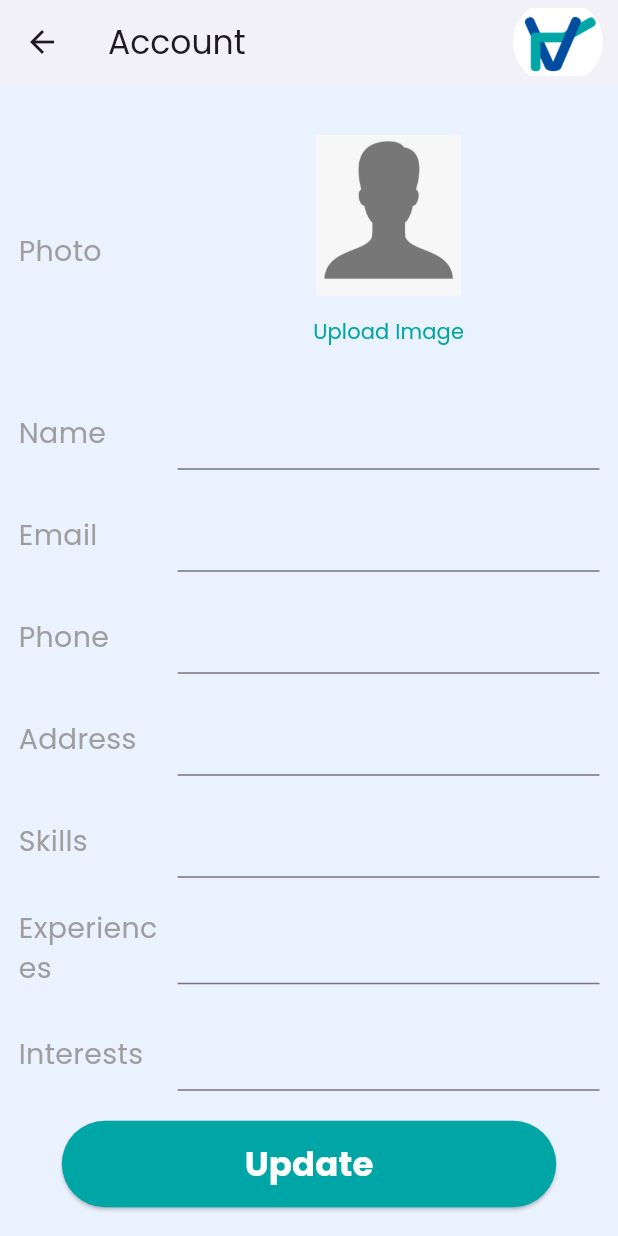
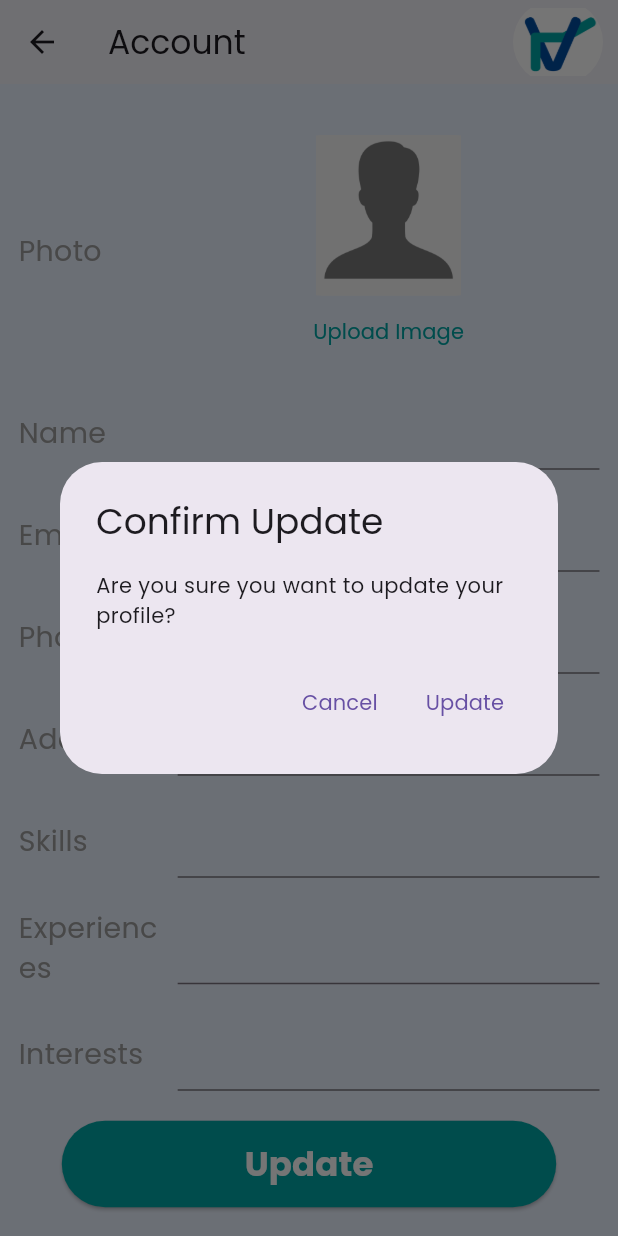
Before and after one commit to Jordanlopez546/VocaMetron-Mobile, a Flutter app: the EditProfileScreen screen opened by its route, scrolled down 61 dp, after a tap on "Update", on a phone screen of 412 x 824 dp. Run offline on Flutter 3.47's test engine with Material 3 defaults, Android fonts, the phone set to English and light mode, and no system bars; our stand-ins replace badges, google_nav_bar, shared_preferences; accounts and stored records are empty.

Commit message:
Worked on the Profile Screen, profile update, and profile delete completely

```diff
--- a/lib/main.dart
+++ b/lib/main.dart
@@ -15,6 +15,7 @@
 import './providers/career.dart';
 import './providers/job.dart';
 import './providers/theme.dart';
+import './providers/profile.dart';
 
 import './widgets/auth_wrapper.dart';
 
@@ -36,7 +37,10 @@
           ChangeNotifierProvider(create: (ctx) => Auth()),
           ChangeNotifierProvider(create: (ctx) => Career()),
           ChangeNotifierProvider(create: (ctx) => Job()),
-          ChangeNotifierProvider(create: (ctx) => VocaTheme())
+          ChangeNotifierProvider(create: (ctx) => VocaTheme()),
+          ChangeNotifierProvider(
+            create: (ctx) => Profile(),
+          )
         ],
         child: Consumer<Auth>(
           builder: (ctx, auth, _) => MaterialApp(
--- a/lib/providers/auth.dart
+++ b/lib/providers/auth.dart
@@ -7,6 +7,7 @@ import 'package:shared_preferences/shared_preferences.dart';
 
 import '../utils/url.dart';
 import '../utils/api_utils.dart';
+import '../providers/profile.dart';
 
 class Auth with ChangeNotifier {
   String? _token, _csrfToken;
@@ -68,7 +69,8 @@ class Auth with ChangeNotifier {
     }
   }
 
-  Future<Response> signIn(String email, String password) async {
+  Future<Response> signIn(
+      String email, String password, Profile profileProvider) async {
     final response =
         await handleApiRequest(() => post(Uri.parse('$apiUrl/app/auth/login'),
             headers: {'Content-Type': 'application/json'},
@@ -86,6 +88,7 @@ class Auth with ChangeNotifier {
       _expiryDate = DateTime.now().add(const Duration(days: 365));
 
       await _saveAuthData();
+      await profileProvider.fetchUserDetails();
 
       notifyListeners();
     }
--- a/lib/providers/career.dart
+++ b/lib/providers/career.dart
@@ -118,4 +118,6 @@ class Career with ChangeNotifier {
   List<Map<String, dynamic>> get careers {
     return [..._careers];
   }
+
+  Future<void> getUserCareers() async {}
 }
--- a/lib/providers/job.dart
+++ b/lib/providers/job.dart
@@ -89,6 +89,8 @@ class Job with ChangeNotifier {
     return [..._jobs];
   }
 
+  Future<void> getUserJobs() async {}
+
   Future<void> launchURL(String url) async {
     try {
       if (await launcher.canLaunchUrl(Uri.parse(url))) {
--- a/lib/screens/login_screen.dart
+++ b/lib/screens/login_screen.dart
@@ -6,6 +6,7 @@ import 'dart:async';
 import './registration_screen.dart';
 import '../widgets/entry_point.dart';
 import '../providers/auth.dart';
+import '../providers/profile.dart';
 
 class LoginScreen extends StatefulWidget {
   static const routeName = '/login-screen';
@@ -80,8 +81,10 @@ class _LoginScreenState extends State<LoginScreen> {
     });
 
     try {
+      final Profile profileProvider =
+          Provider.of<Profile>(context, listen: false);
       final response = await Provider.of<Auth>(context, listen: false)
-          .signIn(email, password);
+          .signIn(email, password, profileProvider);
 
       var message = '';
       var type = '';
--- a/lib/screens/profile_screen.dart
+++ b/lib/screens/profile_screen.dart
@@ -1,7 +1,9 @@
 import 'package:flutter/material.dart';
+import 'package:provider/provider.dart';
 
 import '../widgets/edit_profile_item.dart';
 import '../widgets/stack_screen_appbar.dart';
+import '../providers/profile.dart';
 
 class EditProfileScreen extends StatefulWidget {
   static const routeName = '/settings/edit-profile-screen';
@@ -14,9 +16,107 @@ class EditProfileScreen extends StatefulWidget {
 
 class _EditProfileScreenState extends State<EditProfileScreen> {
   final Color _backgroundColor = const Color.fromRGBO(234, 242, 255, 1.0);
-  final bool _isLoading = false;
+  bool _isLoading = false;
 
-  _submit(BuildContext context) {}
+  final TextEditingController _fullNameController = TextEditingController();
+  final TextEditingController _emailController = TextEditingController();
+  final TextEditingController _phoneNumberController = TextEditingController();
+  final TextEditingController _addressController = TextEditingController();
+  final TextEditingController _skillsController = TextEditingController();
+  final TextEditingController _experiencesController = TextEditingController();
+  final TextEditingController _careerInterestsController =
+      TextEditingController();
+
+  @override
+  void initState() {
+    super.initState();
+    WidgetsBinding.instance.addPostFrameCallback((_) {
+      _initializeControllers();
+    });
+  }
+
+  void _initializeControllers() {
+    final profile = Provider.of<Profile>(context, listen: false);
+    _fullNameController.text = profile.fullName ?? "";
+    _emailController.text = profile.email ?? '';
+    _phoneNumberController.text = profile.phoneNumber ?? '';
+    _addressController.text = profile.address ?? '';
+    _skillsController.text = profile.skills ?? '';
+    _experiencesController.text = profile.experiences ?? '';
+    _careerInterestsController.text = profile.careerInterests ?? '';
+  }
+
+  @override
+  void dispose() {
+    _fullNameController.dispose();
+    _emailController.dispose();
+    _phoneNumberController.dispose();
+    _addressController.dispose();
+    _skillsController.dispose();
+    _experiencesController.dispose();
+    _careerInterestsController.dispose();
+    super.dispose();
+  }
+
+  Future<void> handleUpdate() async {
+    final provider = Provider.of<Profile>(context, listen: false);
+
+    try {
+      bool? confirmed = await showDialog<bool>(
+        context: context,
+        builder: (ctx) => AlertDialog(
+          title: const Text('Confirm Update'),
+          content: const Text('Are you sure you want to update your profile?'),
+          actions: [
+            TextButton(
+              onPressed: () => Navigator.of(ctx).pop(false),
+              child: const Text('Cancel'),
+            ),
+            TextButton(
+              onPressed: () => Navigator.of(ctx).pop(true),
+              child: const Text('Update'),
+            ),
+          ],
+        ),
+      );
+
+      if (confirmed == true) {
+        setState(() {
+          _isLoading = true;
+        });
+
+        await provider.updateUserDetails(
+          newFullName: _fullNameController.text,
+          newEmail: _emailController.text,
+          newPhoneNumber: _phoneNumberController.text,
+          newAddress: _addressController.text,
+          newSkills: _skillsController.text,
+          newExperiences: _experiencesController.text,
+          newCareerInterests: _careerInterestsController.text,
+        );
+
+        if (!mounted) return;
+
+        ScaffoldMessenger.of(context).showSnackBar(
+          const SnackBar(content: Text('Profile updated successfully')),
+        );
+      }
+    } catch (error) {
+      if (!mounted) return;
+
+      ScaffoldMessenger.of(context).showSnackBar(
+        SnackBar(content: Text('Failed to update profile: $error')),
+      );
+    } finally {
+      setState(() {
+        _isLoading = false;
+      });
+    }
+  }
+
+  _submit(BuildContext context) async {
+    handleUpdate();
+  }
 
   @override
   Widget build(BuildContext context) {
@@ -64,31 +164,73 @@ class _EditProfileScreenState extends State<EditProfileScreen> {
             const SizedBox(
               height: 20,
             ),
-            const EditProfileItem(widget: TextField(), title: "Name"),
+            EditProfileItem(
+                widget: TextField(
+                  controller: _fullNameController,
+                  keyboardType: TextInputType.multiline,
+                  maxLines: null,
+                ),
+                title: "Name"),
             const SizedBox(
               height: 20,
             ),
-            const EditProfileItem(widget: TextField(), title: "Email"),
+            EditProfileItem(
+                widget: TextField(
+                  controller: _emailController,
+                  keyboardType: TextInputType.multiline,
+                  maxLines: null,
+                ),
+                title: "Email"),
             const SizedBox(
               height: 20,
             ),
-            const EditProfileItem(widget: TextField(), title: "Phone"),
+            EditProfileItem(
+                widget: TextField(
+                  controller: _phoneNumberController,
+                  keyboardType: TextInputType.multiline,
+                  maxLines: null,
+                ),
+                title: "Phone"),
             const SizedBox(
               height: 20,
             ),
-            const EditProfileItem(widget: TextField(), title: "Address"),
+            EditProfileItem(
+                widget: TextField(
+                  controller: _addressController,
+                  keyboardType: TextInputType.multiline,
+                  maxLines: null,
+                ),
+                title: "Address"),
             const SizedBox(
               height: 20,
             ),
-            const EditProfileItem(widget: TextField(), title: "Skills"),
+            EditProfileItem(
+                widget: TextField(
+                  controller: _skillsController,
+                  keyboardType: TextInputType.multiline,
+                  maxLines: null,
+                ),
+                title: "Skills"),
             const SizedBox(
               height: 20,
             ),
-            const EditProfileItem(widget: TextField(), title: "Experiences"),
+            EditProfileItem(
+                widget: TextField(
+                  controller: _experiencesController,
+                  keyboardType: TextInputType.multiline,
+                  maxLines: null,
+                ),
+                title: "Experiences"),
             const SizedBox(
               height: 20,
             ),
-            const EditProfileItem(widget: TextField(), title: "Interests"),
+            EditProfileItem(
+                widget: TextField(
+                  controller: _careerInterestsController,
+                  keyboardType: TextInputType.multiline,
+                  maxLines: null,
+                ),
+                title: "Interests"),
             const SizedBox(
               height: 20,
             ),
--- a/lib/screens/registration_screen.dart
+++ b/lib/screens/registration_screen.dart
@@ -123,6 +123,9 @@ class _RegistrationScreenState extends State<RegistrationScreen> {
       if (response.statusCode == 201) {
         type = 'Success';
         message = 'Sign up successful';
+
+        // ignore: use_build_context_synchronously
+        Navigator.of(context).pushReplacementNamed(LoginScreen.routeName);
       } else {
         type = 'Error';
         message =
--- a/lib/utils/url.dart
+++ b/lib/utils/url.dart
@@ -1 +1 @@
-const String apiUrl = 'http://192.168.0.110:4080';
+const String apiUrl = 'http://192.168.0.109:4080';
--- a/pubspec.yaml
+++ b/pubspec.yaml
@@ -38,6 +38,8 @@ dependencies:
   http: ^1.2.1
   shared_preferences: ^2.2.3
   url_launcher: ^6.3.0
+  image_picker: ^1.1.2
+  firebase_storage: ^12.1.0
 
 dev_dependencies:
   flutter_test:
```
Also changed, not shown: lib/providers/profile.dart (+173 -1 lines), lib/screens/settings_screen.dart (+19 -8 lines), lib/widgets/auth_wrapper.dart (+9 -4 lines), lib/widgets/delete_account_item.dart (added, +90 -0 lines), pubspec.lock.
